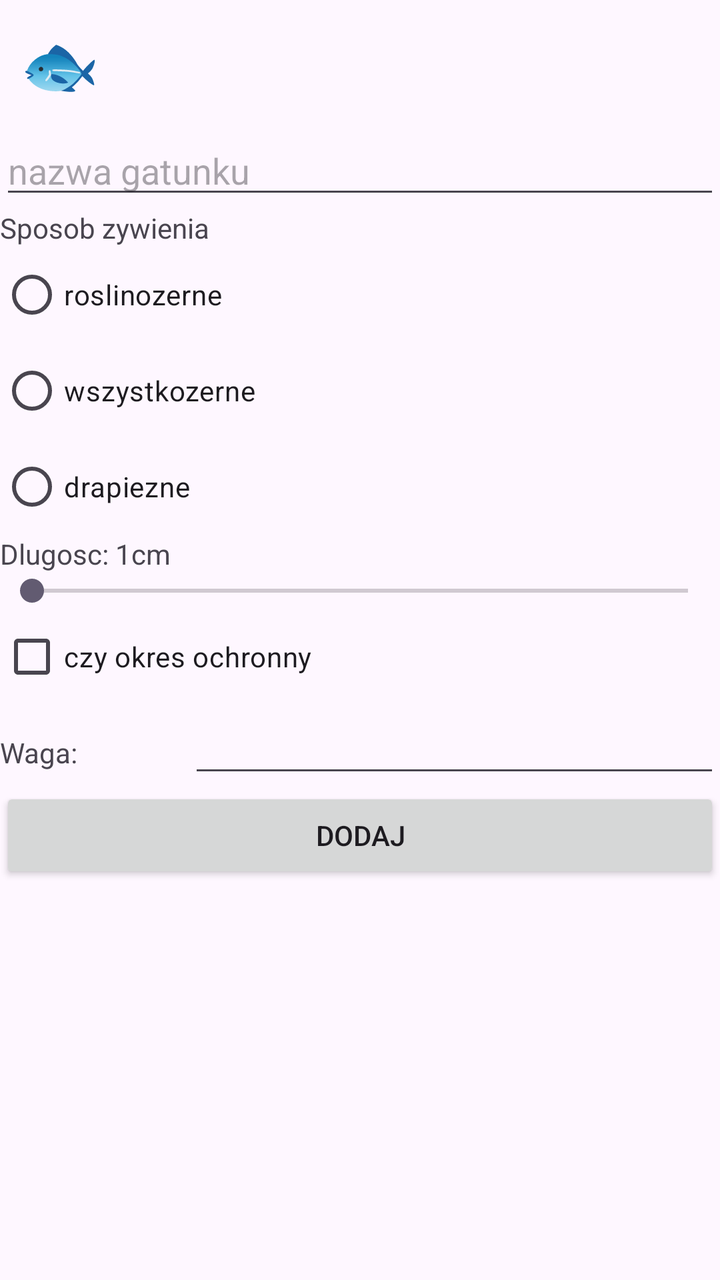
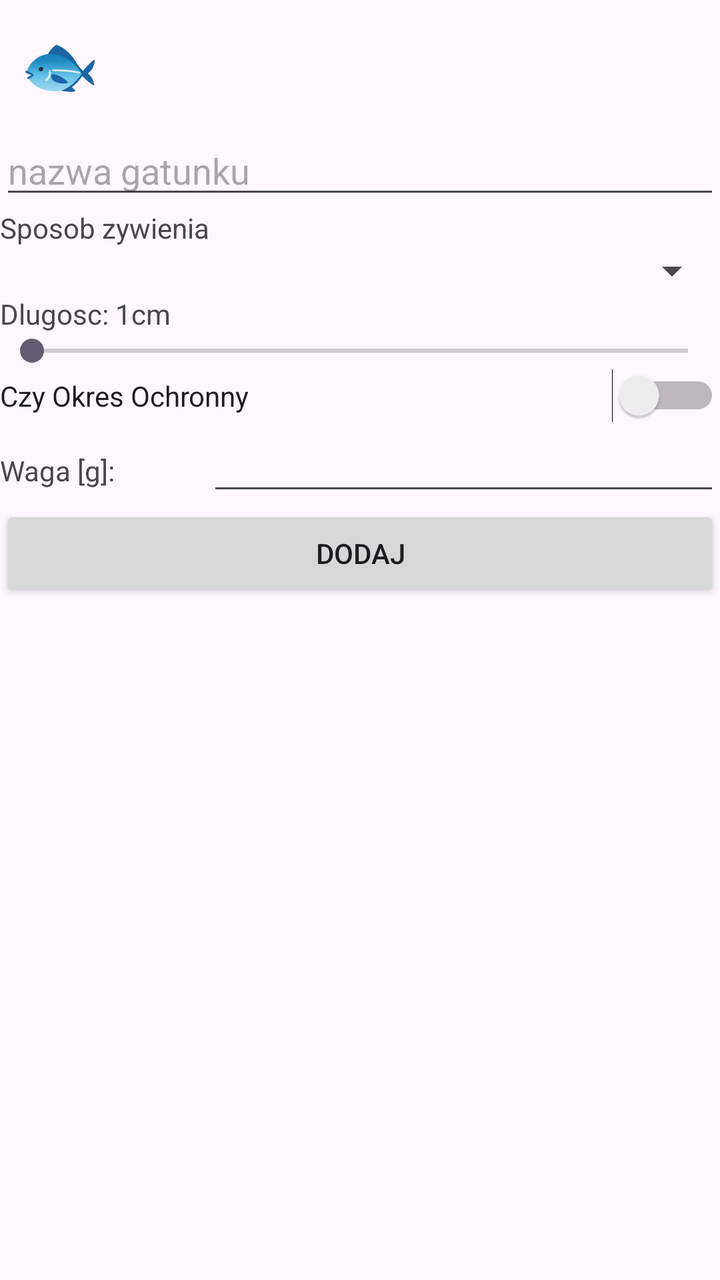

The first picture is an Android layout as it rendered before a commit; the second is the same layout after the commit. The layout source and the unified diff follow.
<!-- AndroidManifest.xml: application theme Theme.Rybnik -->
<!-- res/layout/activity_main.xml -->
<?xml version="1.0" encoding="utf-8"?>
<LinearLayout xmlns:android="http://schemas.android.com/apk/res/android"
    xmlns:app="http://schemas.android.com/apk/res-auto"
    xmlns:tools="http://schemas.android.com/tools"
    android:id="@+id/main"
    android:layout_width="match_parent"
    android:layout_height="match_parent"
    android:orientation="vertical"
    tools:context=".MainActivity">

    <TextView
        android:layout_width="wrap_content"
        android:layout_height="wrap_content"
        android:textSize="32sp"
        android:layout_margin="10sp"
        android:text="🐟" />

    <EditText
        android:id="@+id/editTextText"
        android:layout_width="match_parent"
        android:layout_height="wrap_content"
        android:ems="10"
        android:inputType="text"
        android:hint="nazwa gatunku" />

    <TextView
        android:id="@+id/textView"
        android:layout_width="match_parent"
        android:layout_height="wrap_content"
        android:text="Sposob zywienia" />

    <RadioGroup
        android:layout_width="match_parent"
        android:layout_height="wrap_content" >

        <RadioButton
            android:id="@+id/radioButton"
            android:layout_width="match_parent"
            android:layout_height="wrap_content"
            android:text="roslinozerne" />

        <RadioButton
            android:id="@+id/radioButton2"
            android:layout_width="match_parent"
            android:layout_height="wrap_content"
            android:text="wszystkozerne" />

        <RadioButton
            android:id="@+id/radioButton3"
            android:layout_width="match_parent"
            android:layout_height="wrap_content"
            android:text="drapiezne" />
    </RadioGroup>

    <TextView
        android:id="@+id/textViewDlugosc"
        android:layout_width="match_parent"
        android:layout_height="wrap_content"
        android:text="Dlugosc: 1cm" />

    <SeekBar
        android:id="@+id/seekBar"
        android:min="1"
        android:max="100"
        android:layout_width="match_parent"
        android:layout_height="wrap_content" />

    <CheckBox
        android:id="@+id/checkBox"
        android:layout_width="match_parent"
        android:layout_height="wrap_content"
        android:text="czy okres ochronny" />

    <LinearLayout
        android:layout_width="match_parent"
        android:layout_height="wrap_content"
        android:orientation="horizontal">

        <TextView
            android:id="@+id/textView3"
            android:layout_width="wrap_content"
            android:layout_height="wrap_content"
            android:layout_weight="1"
            android:text="Waga:" />

        <EditText
            android:id="@+id/editTextWaga"
            android:layout_width="wrap_content"
            android:layout_height="wrap_content"
            android:layout_weight="1"
            android:ems="10"
            android:inputType="number" />
    </LinearLayout>

    <Button
        android:id="@+id/button"
        android:layout_width="match_parent"
        android:layout_height="wrap_content"
        android:text="dodaj" />

    <ListView
        android:id="@+id/listView"
        android:layout_width="match_parent"
        android:layout_height="match_parent" />

</LinearLayout>
<!-- resources referenced by this layout -->
<resources>
  <style name="Theme.Rybnik" parent="Base.Theme.Rybnik" />
  <style name="Base.Theme.Rybnik" parent="Theme.Material3.DayNight.NoActionBar">
          
          
      </style>
</resources>

<!-- the commit's change to res/layout/activity_main.xml (unified diff, before → after) -->
@@ -29,28 +29,10 @@
         android:layout_height="wrap_content"
         android:text="Sposob zywienia" />
 
-    <RadioGroup
+    <Spinner
+        android:id="@+id/spinner"
         android:layout_width="match_parent"
-        android:layout_height="wrap_content" >
-
-        <RadioButton
-            android:id="@+id/radioButton"
-            android:layout_width="match_parent"
-            android:layout_height="wrap_content"
-            android:text="roslinozerne" />
-
-        <RadioButton
-            android:id="@+id/radioButton2"
-            android:layout_width="match_parent"
-            android:layout_height="wrap_content"
-            android:text="wszystkozerne" />
-
-        <RadioButton
-            android:id="@+id/radioButton3"
-            android:layout_width="match_parent"
-            android:layout_height="wrap_content"
-            android:text="drapiezne" />
-    </RadioGroup>
+        android:layout_height="wrap_content" />
 
     <TextView
         android:id="@+id/textViewDlugosc"
@@ -61,15 +43,15 @@
     <SeekBar
         android:id="@+id/seekBar"
         android:min="1"
-        android:max="100"
+        android:max="250"
         android:layout_width="match_parent"
         android:layout_height="wrap_content" />
 
-    <CheckBox
-        android:id="@+id/checkBox"
+    <Switch
+        android:id="@+id/switch1"
         android:layout_width="match_parent"
         android:layout_height="wrap_content"
-        android:text="czy okres ochronny" />
+        android:text="Czy Okres Ochronny" />
 
     <LinearLayout
         android:layout_width="match_parent"
@@ -81,7 +63,7 @@
             android:layout_width="wrap_content"
             android:layout_height="wrap_content"
             android:layout_weight="1"
-            android:text="Waga:" />
+            android:text="Waga [g]:" />
 
         <EditText
             android:id="@+id/editTextWaga"
